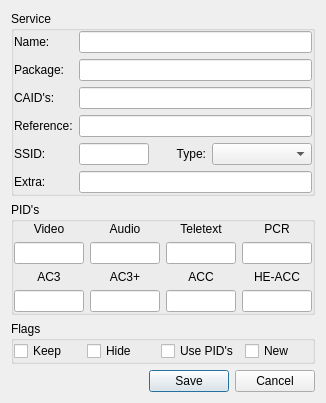
This is app/ui/res/service_dialog.ui in DYefremov/E2Toolkit as Qt 5 draws it before an edit. The edited form follows.
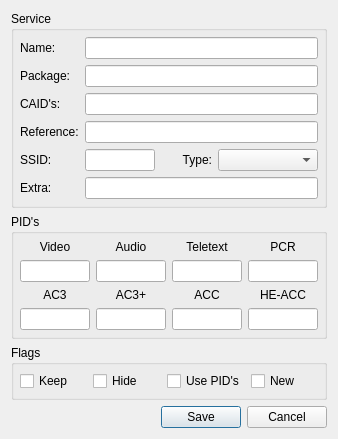
This is the edited form.

Commit message: setting data for the service dialog

```diff
--- a/app/ui/res/service_dialog.ui
+++ b/app/ui/res/service_dialog.ui
@@ -6,8 +6,8 @@
    <rect>
     <x>0</x>
     <y>0</y>
-    <width>328</width>
-    <height>467</height>
+    <width>340</width>
+    <height>510</height>
    </rect>
   </property>
   <property name="windowTitle">
@@ -29,16 +29,16 @@
        </property>
        <layout class="QFormLayout" name="service_group_box_layout">
         <property name="leftMargin">
-         <number>0</number>
+         <number>6</number>
         </property>
         <property name="topMargin">
-         <number>0</number>
+         <number>6</number>
         </property>
         <property name="rightMargin">
-         <number>0</number>
+         <number>6</number>
         </property>
         <property name="bottomMargin">
-         <number>0</number>
+         <number>6</number>
         </property>
         <item row="0" column="0">
          <widget class="QLabel" name="name_label">
@@ -165,16 +165,16 @@
        </property>
        <layout class="QGridLayout" name="pids_group_box_layout">
         <property name="leftMargin">
-         <number>0</number>
+         <number>6</number>
         </property>
         <property name="topMargin">
-         <number>0</number>
+         <number>6</number>
         </property>
         <property name="rightMargin">
-         <number>0</number>
+         <number>6</number>
         </property>
         <property name="bottomMargin">
-         <number>0</number>
+         <number>6</number>
         </property>
         <item row="0" column="0">
          <widget class="QLabel" name="video_label">
@@ -394,16 +394,16 @@
        </property>
        <layout class="QHBoxLayout" name="flags_group_box_layout">
         <property name="leftMargin">
-         <number>0</number>
+         <number>6</number>
         </property>
         <property name="topMargin">
-         <number>0</number>
+         <number>6</number>
         </property>
         <property name="rightMargin">
-         <number>0</number>
+         <number>6</number>
         </property>
         <property name="bottomMargin">
-         <number>0</number>
+         <number>6</number>
         </property>
         <item>
          <widget class="QCheckBox" name="keep_flag_check_box">
```
Left out of the diff: 2 changed lines with no effect on the pictures. The commit also changes 3 other files.
